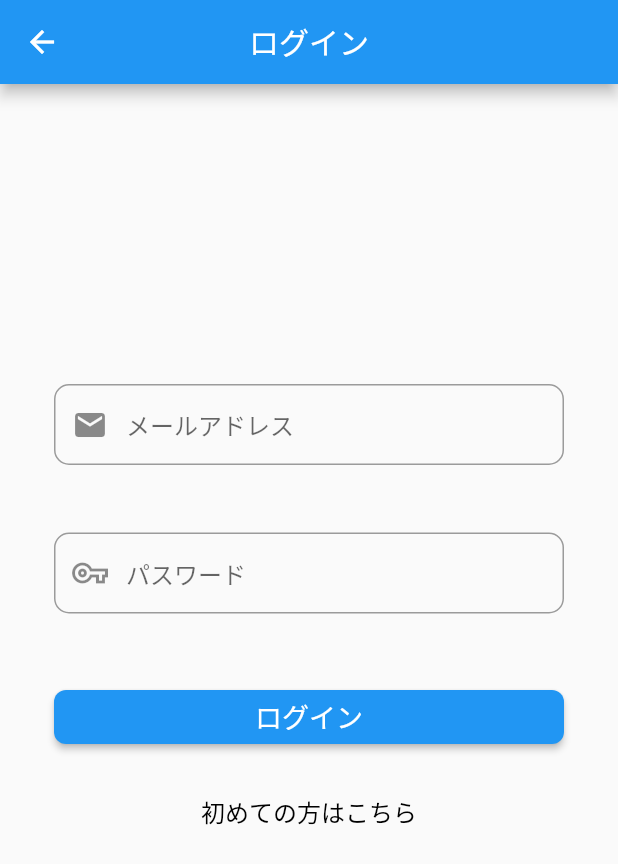
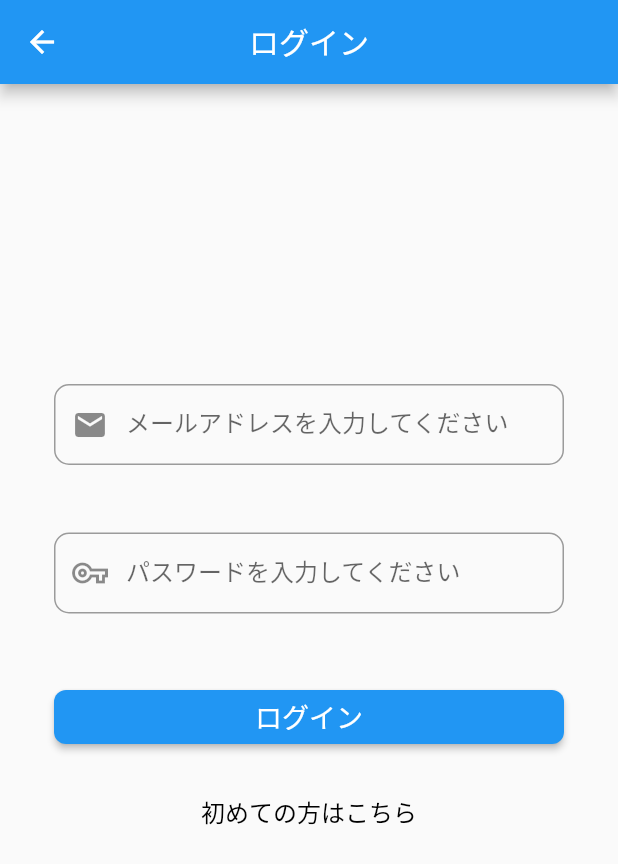
Before and after one commit to syunsuke1115/tani_money, a Flutter app: the screen it shows after launch, after a tap on "ログイン", on a phone screen of 412 x 824 dp. Shown: the top 864 px of the screen. Run offline on Flutter 3.47's test engine with Material 2 defaults, Android fonts, the phone set to English and light mode, and no system bars; our stand-ins replace cloud_firestore, firebase_auth, firebase_core, fluttertoast; accounts and stored records are empty; Roboto replaces fonts that are missing (Mont).

Commit message:
labelText

```diff
--- a/lib/pages/LoginScreen.dart
+++ b/lib/pages/LoginScreen.dart
@@ -54,6 +54,7 @@ class _LoginScreenState extends State<LoginScreen> {
                 }
               },
               icon: Icons.email,
+              labelText: "メールアドレスを入力してください",
               obscureText: false,
               textInputAction: TextInputAction.next,
             ),
@@ -73,6 +74,7 @@ class _LoginScreenState extends State<LoginScreen> {
                   return ("パスワードは８文字以上です");
                 }
               },
+              labelText: "パスワードを入力してください" ,
               icon: Icons.vpn_key_outlined,
               obscureText: true,
               textInputAction: TextInputAction.done,
@@ -125,7 +127,7 @@ class _LoginScreenState extends State<LoginScreen> {
       required String hintText,
       required IconData icon,
       required bool obscureText,
-      required TextInputAction textInputAction,
+      required TextInputAction textInputAction, required String labelText,
       FormFieldValidator? validator}) {
     return Padding(
       padding: const EdgeInsets.symmetric(horizontal: 36.0),
@@ -138,6 +140,7 @@ class _LoginScreenState extends State<LoginScreen> {
         validator: validator,
         decoration: InputDecoration(
             prefixIcon: Icon(icon),
+            labelText: labelText,
             contentPadding: EdgeInsets.fromLTRB(20, 15, 20, 15),
             hintText: hintText,
             border:
```
